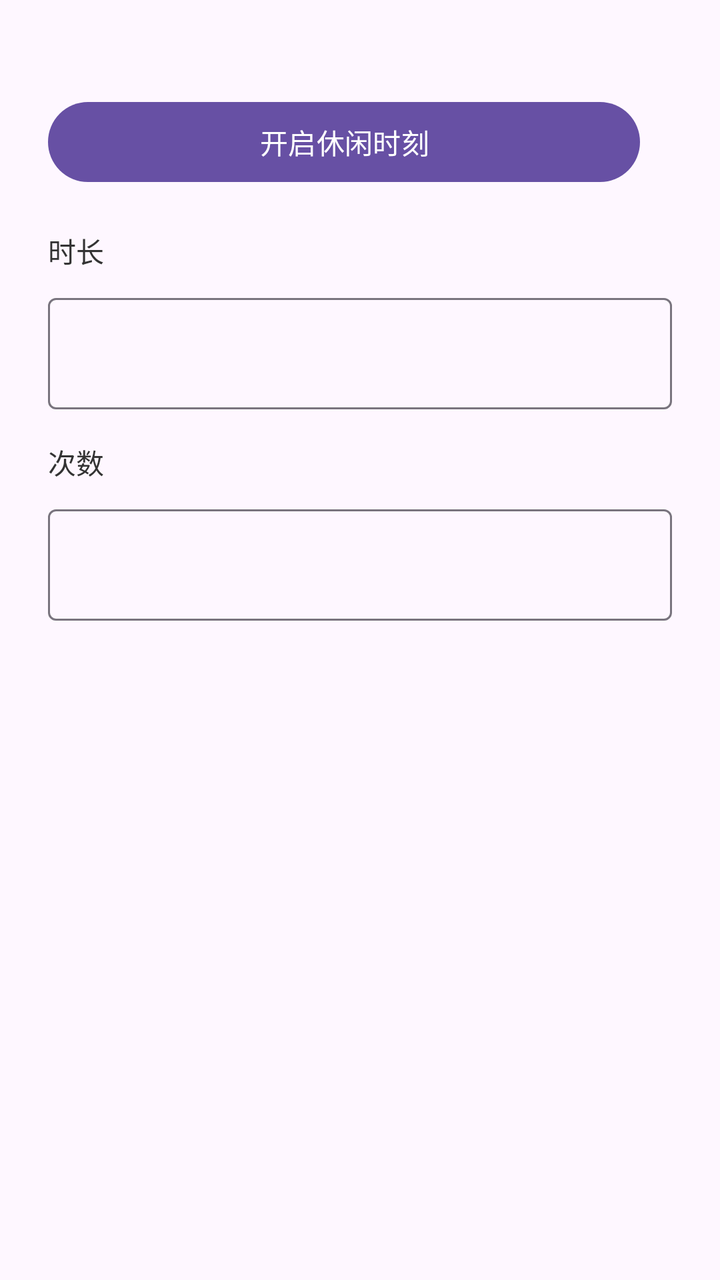
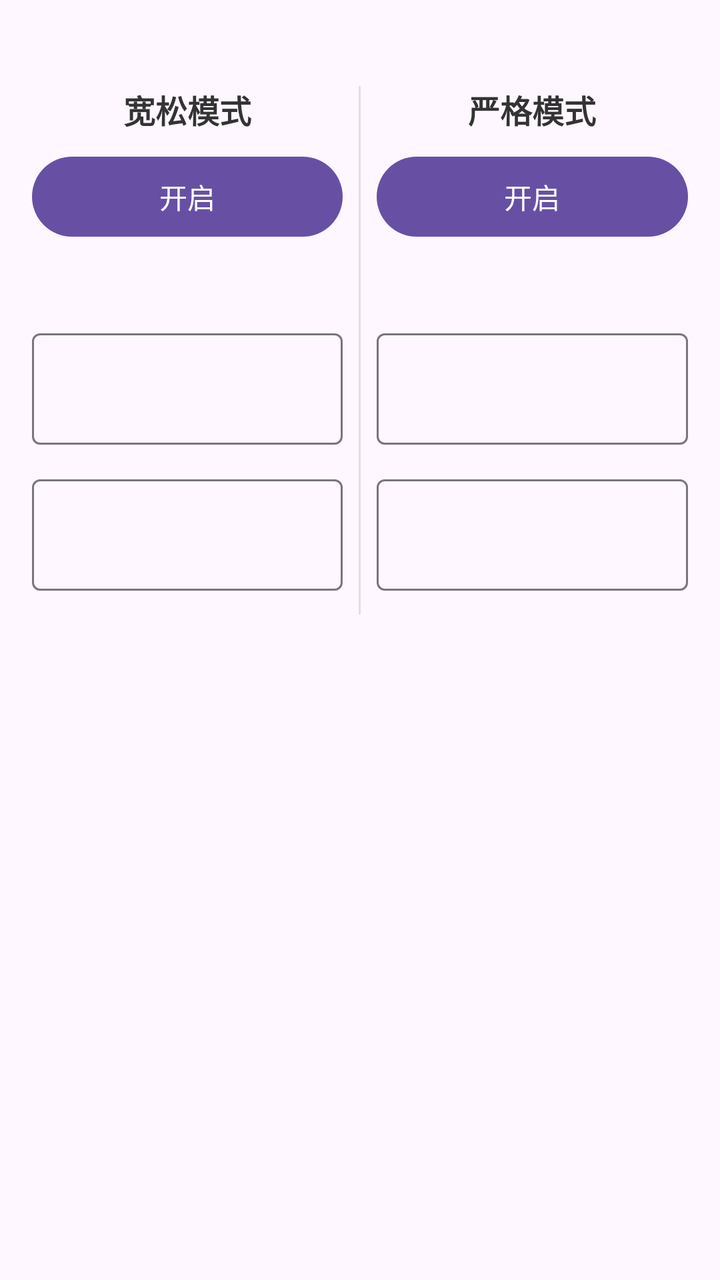

Screens rendered from an Android XML layout before and after an edit, with the pre-edit source and the edit as a unified diff.
<!-- AndroidManifest.xml: application theme Theme.Basic -->
<!-- res/layout/dialog_leisure_time.xml -->
<?xml version="1.0" encoding="utf-8"?>
<LinearLayout xmlns:android="http://schemas.android.com/apk/res/android"
    xmlns:app="http://schemas.android.com/apk/res-auto"
    android:layout_width="match_parent"
    android:layout_height="wrap_content"
    android:orientation="vertical"
    android:paddingStart="24dp"
    android:paddingTop="8dp"
    android:paddingEnd="24dp"
    android:paddingBottom="8dp">

    <TextView
        android:id="@+id/tv_leisure_description"
        android:layout_width="match_parent"
        android:layout_height="wrap_content"
        android:layout_marginBottom="20dp"
        android:textColor="#666666"
        android:textSize="14sp" />

    <LinearLayout
        android:layout_width="match_parent"
        android:layout_height="wrap_content"
        android:layout_marginBottom="20dp"
        android:gravity="center_vertical"
        android:orientation="horizontal">

        <Button
            android:id="@+id/btn_start_leisure_time"
            style="@style/Widget.Material3.Button"
            android:layout_width="0dp"
            android:layout_height="wrap_content"
            android:layout_weight="1"
            android:text="开启休闲时刻" />

        <TextView
            android:id="@+id/tv_leisure_remaining_count"
            android:layout_width="wrap_content"
            android:layout_height="wrap_content"
            android:layout_marginStart="16dp"
            android:gravity="end"
            android:textColor="#666666"
            android:textSize="14sp" />

    </LinearLayout>

    <TextView
        android:layout_width="match_parent"
        android:layout_height="wrap_content"
        android:layout_marginBottom="8dp"
        android:text="时长"
        android:textColor="#333333"
        android:textSize="14sp" />

    <com.google.android.material.textfield.TextInputLayout
        android:id="@+id/layout_leisure_duration"
        style="@style/Widget.Material3.TextInputLayout.OutlinedBox"
        android:layout_width="match_parent"
        android:layout_height="wrap_content"
        android:layout_marginBottom="16dp"
        app:suffixText="分钟">

        <com.google.android.material.textfield.TextInputEditText
            android:id="@+id/et_leisure_duration"
            android:layout_width="match_parent"
            android:layout_height="wrap_content"
            android:inputType="number"
            android:maxLines="1"
            android:textSize="16sp" />

    </com.google.android.material.textfield.TextInputLayout>

    <TextView
        android:layout_width="match_parent"
        android:layout_height="wrap_content"
        android:layout_marginBottom="8dp"
        android:text="次数"
        android:textColor="#333333"
        android:textSize="14sp" />

    <com.google.android.material.textfield.TextInputLayout
        android:id="@+id/layout_leisure_count"
        style="@style/Widget.Material3.TextInputLayout.OutlinedBox"
        android:layout_width="match_parent"
        android:layout_height="wrap_content"
        android:layout_marginBottom="20dp"
        app:suffixText="次">

        <com.google.android.material.textfield.TextInputEditText
            android:id="@+id/et_leisure_count"
            android:layout_width="match_parent"
            android:layout_height="wrap_content"
            android:inputType="number"
            android:maxLines="1"
            android:textSize="16sp" />

    </com.google.android.material.textfield.TextInputLayout>
</LinearLayout>
<!-- resources referenced by this layout -->
<resources>
  <style name="Theme.Basic" parent="Base.Theme.Basic" />
  <style name="Base.Theme.Basic" parent="Theme.Material3.DayNight.NoActionBar">
          
          
      </style>
</resources>

<!-- the commit's change to res/layout/dialog_leisure_time.xml (unified diff, before → after) -->
@@ -4,94 +4,175 @@
     android:layout_width="match_parent"
     android:layout_height="wrap_content"
     android:orientation="vertical"
-    android:paddingStart="24dp"
+    android:paddingStart="16dp"
     android:paddingTop="8dp"
-    android:paddingEnd="24dp"
+    android:paddingEnd="16dp"
     android:paddingBottom="8dp">
 
     <TextView
         android:id="@+id/tv_leisure_description"
         android:layout_width="match_parent"
         android:layout_height="wrap_content"
-        android:layout_marginBottom="20dp"
+        android:layout_marginBottom="16dp"
         android:textColor="#666666"
         android:textSize="14sp" />
 
     <LinearLayout
         android:layout_width="match_parent"
         android:layout_height="wrap_content"
-        android:layout_marginBottom="20dp"
-        android:gravity="center_vertical"
+        android:baselineAligned="false"
         android:orientation="horizontal">
 
-        <Button
-            android:id="@+id/btn_start_leisure_time"
-            style="@style/Widget.Material3.Button"
+        <LinearLayout
             android:layout_width="0dp"
             android:layout_height="wrap_content"
             android:layout_weight="1"
-            android:text="开启休闲时刻" />
+            android:orientation="vertical"
+            android:paddingEnd="8dp">
 
-        <TextView
-            android:id="@+id/tv_leisure_remaining_count"
-            android:layout_width="wrap_content"
+            <TextView
+                android:layout_width="match_parent"
+                android:layout_height="wrap_content"
+                android:layout_marginBottom="8dp"
+                android:gravity="center"
+                android:text="宽松模式"
+                android:textColor="#333333"
+                android:textSize="16sp"
+                android:textStyle="bold" />
+
+            <Button
+                android:id="@+id/btn_start_relaxed_leisure_time"
+                style="@style/Widget.Material3.Button"
+                android:layout_width="match_parent"
+                android:layout_height="wrap_content"
+                android:minWidth="0dp"
+                android:text="开启" />
+
+            <TextView
+                android:id="@+id/tv_relaxed_leisure_remaining_count"
+                android:layout_width="match_parent"
+                android:layout_height="wrap_content"
+                android:layout_marginTop="4dp"
+                android:layout_marginBottom="16dp"
+                android:gravity="center"
+                android:textColor="#666666"
+                android:textSize="14sp" />
+
+            <com.google.android.material.textfield.TextInputLayout
+                android:id="@+id/layout_relaxed_leisure_duration"
+                style="@style/Widget.Material3.TextInputLayout.OutlinedBox"
+                android:layout_width="match_parent"
+                android:layout_height="wrap_content"
+                android:layout_marginBottom="12dp"
+                app:suffixText="分钟">
+
+                <com.google.android.material.textfield.TextInputEditText
+                    android:id="@+id/et_relaxed_leisure_duration"
+                    android:layout_width="match_parent"
+                    android:layout_height="wrap_content"
+                    android:inputType="number"
+                    android:maxLines="1"
+                    android:textSize="16sp" />
+
+            </com.google.android.material.textfield.TextInputLayout>
+
+            <com.google.android.material.textfield.TextInputLayout
+                android:id="@+id/layout_relaxed_leisure_count"
+                style="@style/Widget.Material3.TextInputLayout.OutlinedBox"
+                android:layout_width="match_parent"
+                android:layout_height="wrap_content"
+                android:layout_marginBottom="12dp"
+                app:suffixText="次">
+
+                <com.google.android.material.textfield.TextInputEditText
+                    android:id="@+id/et_relaxed_leisure_count"
+                    android:layout_width="match_parent"
+                    android:layout_height="wrap_content"
+                    android:inputType="number"
+                    android:maxLines="1"
+                    android:textSize="16sp" />
+
+            </com.google.android.material.textfield.TextInputLayout>
+
+        </LinearLayout>
+
+        <View
+            android:layout_width="1dp"
+            android:layout_height="match_parent"
+            android:background="#E0E0E0" />
+
+        <LinearLayout
+            android:layout_width="0dp"
             android:layout_height="wrap_content"
-            android:layout_marginStart="16dp"
-            android:gravity="end"
-            android:textColor="#666666"
-            android:textSize="14sp" />
+            android:layout_weight="1"
+            android:orientation="vertical"
+            android:paddingStart="8dp">
+
+            <TextView
+                android:layout_width="match_parent"
+                android:layout_height="wrap_content"
+                android:layout_marginBottom="8dp"
+                android:gravity="center"
+                android:text="严格模式"
+                android:textColor="#333333"
+                android:textSize="16sp"
+                android:textStyle="bold" />
+
+            <Button
+                android:id="@+id/btn_start_strict_leisure_time"
+                style="@style/Widget.Material3.Button"
+                android:layout_width="match_parent"
+                android:layout_height="wrap_content"
+                android:minWidth="0dp"
+                android:text="开启" />
+
+            <TextView
+                android:id="@+id/tv_strict_leisure_remaining_count"
+                android:layout_width="match_parent"
+                android:layout_height="wrap_content"
+                android:layout_marginTop="4dp"
+                android:layout_marginBottom="16dp"
+                android:gravity="center"
+                android:textColor="#666666"
+                android:textSize="14sp" />
+
+            <com.google.android.material.textfield.TextInputLayout
+                android:id="@+id/layout_strict_leisure_duration"
+                style="@style/Widget.Material3.TextInputLayout.OutlinedBox"
+                android:layout_width="match_parent"
+                android:layout_height="wrap_content"
+                android:layout_marginBottom="12dp"
+                app:suffixText="分钟">
+
+                <com.google.android.material.textfield.TextInputEditText
+                    android:id="@+id/et_strict_leisure_duration"
+                    android:layout_width="match_parent"
+                    android:layout_height="wrap_content"
+                    android:inputType="number"
+                    android:maxLines="1"
+                    android:textSize="16sp" />
+
+            </com.google.android.material.textfield.TextInputLayout>
+
+            <com.google.android.material.textfield.TextInputLayout
+                android:id="@+id/layout_strict_leisure_count"
+                style="@style/Widget.Material3.TextInputLayout.OutlinedBox"
+                android:layout_width="match_parent"
+                android:layout_height="wrap_content"
+                android:layout_marginBottom="12dp"
+                app:suffixText="次">
+
+                <com.google.android.material.textfield.TextInputEditText
+                    android:id="@+id/et_strict_leisure_count"
+                    android:layout_width="match_parent"
+                    android:layout_height="wrap_content"
+                    android:inputType="number"
+                    android:maxLines="1"
+                    android:textSize="16sp" />
+
+            </com.google.android.material.textfield.TextInputLayout>
+
+        </LinearLayout>
 
     </LinearLayout>
-
-    <TextView
-        android:layout_width="match_parent"
-        android:layout_height="wrap_content"
-        android:layout_marginBottom="8dp"
-        android:text="时长"
-        android:textColor="#333333"
-        android:textSize="14sp" />
-
-    <com.google.android.material.textfield.TextInputLayout
-        android:id="@+id/layout_leisure_duration"
-        style="@style/Widget.Material3.TextInputLayout.OutlinedBox"
-        android:layout_width="match_parent"
-        android:layout_height="wrap_content"
-        android:layout_marginBottom="16dp"
-        app:suffixText="分钟">
-
-        <com.google.android.material.textfield.TextInputEditText
-            android:id="@+id/et_leisure_duration"
-            android:layout_width="match_parent"
-            android:layout_height="wrap_content"
-            android:inputType="number"
-            android:maxLines="1"
-            android:textSize="16sp" />
-
-    </com.google.android.material.textfield.TextInputLayout>
-
-    <TextView
-        android:layout_width="match_parent"
-        android:layout_height="wrap_content"
-        android:layout_marginBottom="8dp"
-        android:text="次数"
-        android:textColor="#333333"
-        android:textSize="14sp" />
-
-    <com.google.android.material.textfield.TextInputLayout
-        android:id="@+id/layout_leisure_count"
-        style="@style/Widget.Material3.TextInputLayout.OutlinedBox"
-        android:layout_width="match_parent"
-        android:layout_height="wrap_content"
-        android:layout_marginBottom="20dp"
-        app:suffixText="次">
-
-        <com.google.android.material.textfield.TextInputEditText
-            android:id="@+id/et_leisure_count"
-            android:layout_width="match_parent"
-            android:layout_height="wrap_content"
-            android:inputType="number"
-            android:maxLines="1"
-            android:textSize="16sp" />
-
-    </com.google.android.material.textfield.TextInputLayout>
 </LinearLayout>
